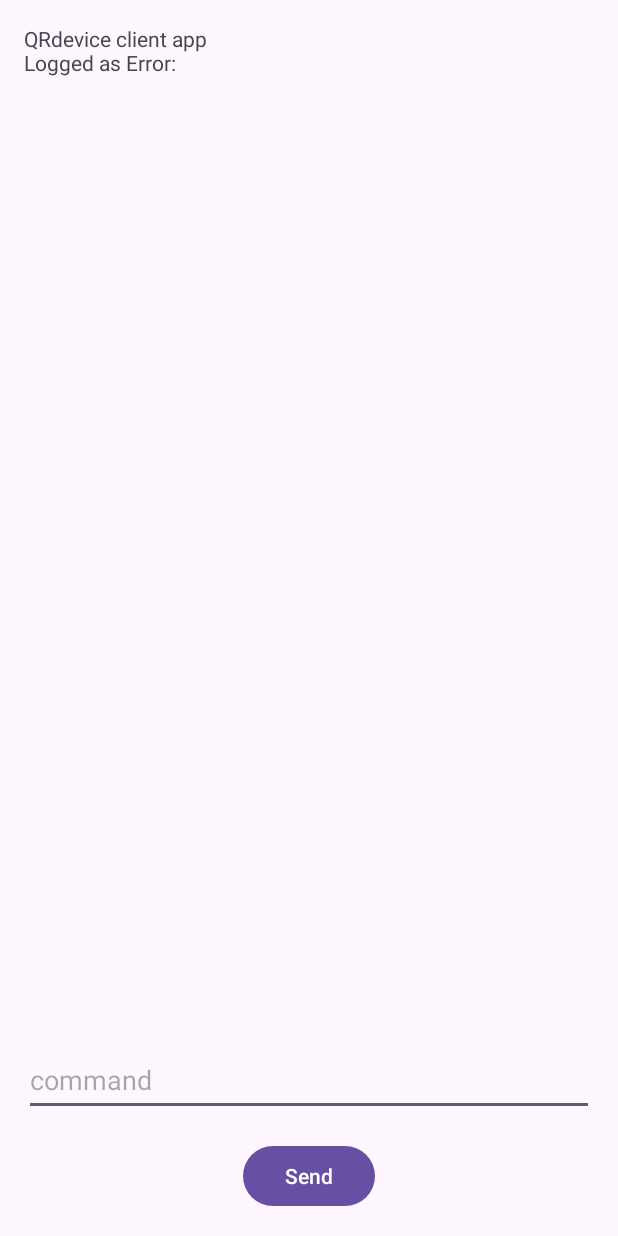
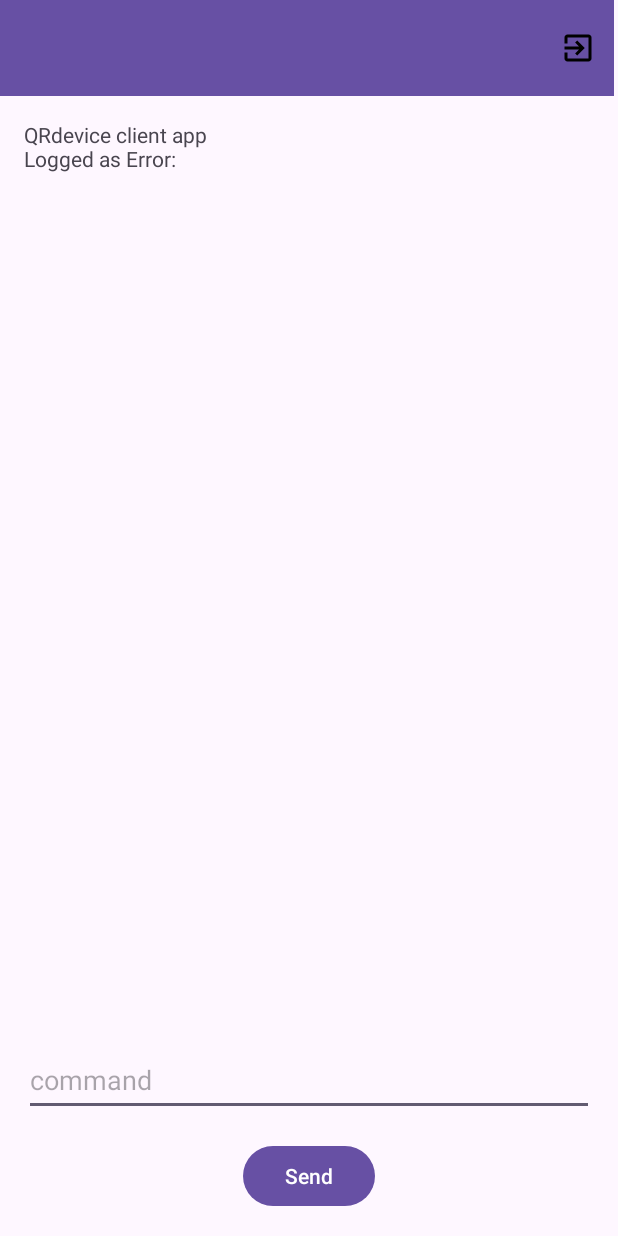
Before and after one commit to ITgenerat0r/gfm_qr_tech, an Android app: the MainActivity screen opened directly, with no data from a screen before it, on a phone screen of 412 x 824 dp. Run offline under Robolectric (Android 15) with nearby library versions, the phone set to English and light mode, and no system bars.

Commit message:
logout in toolbar

```diff
--- a/app/src/main/java/com/example/qrcs_device/MainActivity.kt
+++ b/app/src/main/java/com/example/qrcs_device/MainActivity.kt
@@ -5,10 +5,14 @@ import android.content.Intent
 import android.content.SharedPreferences
 import android.os.Bundle
 import android.util.Log
+import android.view.Menu
+import android.view.MenuItem
 import android.widget.Button
 import android.widget.EditText
 import android.widget.TextView
+import androidx.appcompat.app.ActionBar
 import androidx.appcompat.app.AppCompatActivity
+import androidx.appcompat.widget.Toolbar
 
 
 class MainActivity : AppCompatActivity() {
@@ -24,6 +28,7 @@ class MainActivity : AppCompatActivity() {
     var log_view: TextView? = null
     var command_input: EditText? = null
     var send_btn: Button? = null
+    var toolbar: Toolbar? = null
 
 
 
@@ -66,6 +71,10 @@ fun logout(){
         log_view = findViewById(R.id.textView_log)
         command_input = findViewById(R.id.EditText_command)
         send_btn = findViewById(R.id.button_send)
+        toolbar = findViewById(R.id.toolbar)
+        setSupportActionBar(toolbar)
+        val actionBar: ActionBar? = supportActionBar
+        actionBar?.setDisplayShowTitleEnabled(false)
 
         val username = preferences.get_str("username")
         if (username.isNotEmpty()){
@@ -99,4 +108,17 @@ fun logout(){
         }
 
     }
+
+    override fun onCreateOptionsMenu(menu: Menu?): Boolean {
+        val inflater = menuInflater
+        inflater.inflate(R.menu.main_menu, menu)
+        return super.onCreateOptionsMenu(menu)
+    }
+
+    override fun onOptionsItemSelected(item: MenuItem): Boolean {
+        if (item.itemId == R.id.id_logout){
+            logout()
+        }
+        return super.onOptionsItemSelected(item)
+    }
 }
--- /dev/null
+++ b/app/src/main/res/drawable/baseline_exit_to_app_24.xml
@@ -0,0 +1,5 @@
+<vector android:autoMirrored="true" android:height="24dp"
+    android:tint="#000000" android:viewportHeight="24"
+    android:viewportWidth="24" android:width="24dp" xmlns:android="http://schemas.android.com/apk/res/android">
+    <path android:fillColor="@android:color/white" android:pathData="M10.09,15.59L11.5,17l5,-5 -5,-5 -1.41,1.41L12.67,11H3v2h9.67l-2.58,2.59zM19,3H5c-1.11,0 -2,0.9 -2,2v4h2V5h14v14H5v-4H3v4c0,1.1 0.89,2 2,2h14c1.1,0 2,-0.9 2,-2V5c0,-1.1 -0.9,-2 -2,-2z"/>
+</vector>
--- a/app/src/main/res/layout/activity_main.xml
+++ b/app/src/main/res/layout/activity_main.xml
@@ -18,7 +18,7 @@
         app:layout_constraintBottom_toTopOf="@+id/EditText_command"
         app:layout_constraintEnd_toEndOf="parent"
         app:layout_constraintStart_toStartOf="parent"
-        app:layout_constraintTop_toTopOf="parent" />
+        app:layout_constraintTop_toBottomOf="@+id/toolbar" />
 
     <EditText
         android:id="@+id/EditText_command"
@@ -45,4 +45,14 @@
         app:layout_constraintEnd_toEndOf="parent"
         app:layout_constraintStart_toStartOf="parent" />
 
+    <androidx.appcompat.widget.Toolbar
+        android:id="@+id/toolbar"
+        android:layout_width="409dp"
+        android:layout_height="wrap_content"
+        android:background="?attr/colorPrimary"
+        android:minHeight="?attr/actionBarSize"
+        android:theme="?attr/actionBarTheme"
+        app:layout_constraintTop_toTopOf="parent"
+        tools:layout_editor_absoluteX="1dp" />
+
 </androidx.constraintlayout.widget.ConstraintLayout>
--- /dev/null
+++ b/app/src/main/res/menu/main_menu.xml
@@ -0,0 +1,12 @@
+<?xml version="1.0" encoding="utf-8"?>
+<menu xmlns:android="http://schemas.android.com/apk/res/android"
+    xmlns:app="http://schemas.android.com/apk/res-auto">
+
+    <item
+        android:id="@+id/id_logout"
+        android:icon="@drawable/baseline_exit_to_app_24"
+        android:orderInCategory="10"
+        android:title=""
+        android:visible="true"
+        app:showAsAction="ifRoom" />
+</menu>
```
